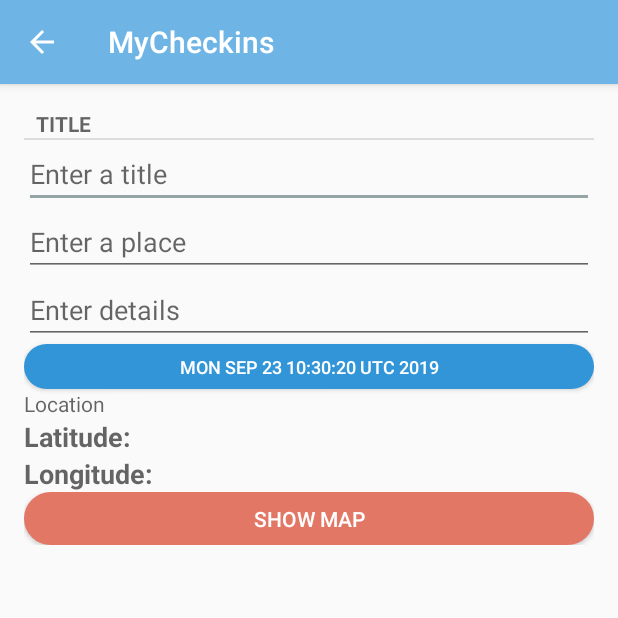
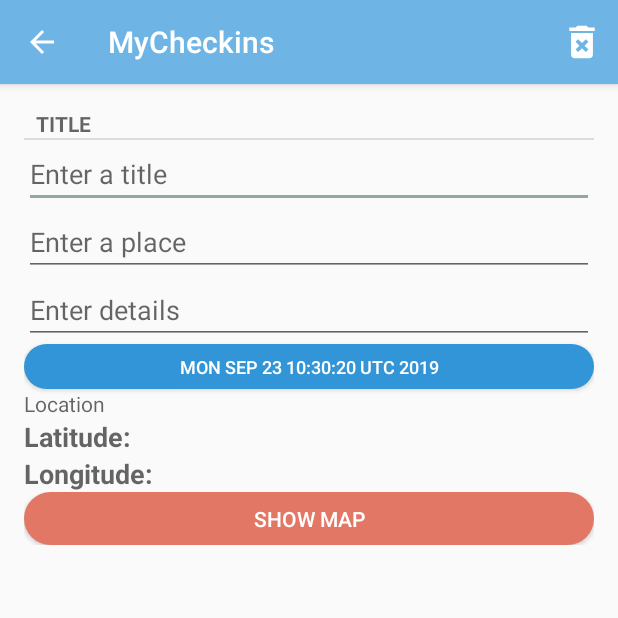
Before and after one commit to usc-h-f015/MyCheckins, an Android app: the Check_inListFragment screen opened directly, with no data from a screen before it, after a tap on an icon or button, on a phone screen of 412 x 824 dp, the top half of it. Run offline under Robolectric (Android 15) with nearby library versions, the phone set to English and light mode, and no system bars; Roboto replaces fonts that are not available here; 3 other taps on this screen came first.

Commit message:
Delete Check_in Record working

```diff
--- a/app/src/main/java/android/bignerdranch/mycheckins/Check_in.java
+++ b/app/src/main/java/android/bignerdranch/mycheckins/Check_in.java
@@ -20,6 +20,7 @@ public class Check_in {
     private String mLatitude;
     private String mLongitude;
     private Button mShowLocation;
+
 
     public Check_in() {
         mId = UUID.randomUUID();
@@ -90,4 +91,6 @@ public class Check_in {
         mShare = share;
     }
 
+
+
 }
--- a/app/src/main/java/android/bignerdranch/mycheckins/Check_inLab.java
+++ b/app/src/main/java/android/bignerdranch/mycheckins/Check_inLab.java
@@ -1,7 +1,7 @@
 package android.bignerdranch.mycheckins;
 
 import android.content.Context;
-import android.widget.LinearLayout;
+
 
 import java.util.ArrayList;
 import java.util.List;
@@ -37,4 +37,8 @@ public class Check_inLab {
         }
         return null;
     }
+
+    public void removeCheck_in(Check_in check_in) {
+        mCheckins.remove(check_in);
+    }
 }
--- a/app/src/main/java/android/bignerdranch/mycheckins/Check_inListFragment.java
+++ b/app/src/main/java/android/bignerdranch/mycheckins/Check_inListFragment.java
@@ -1,8 +1,6 @@
 package android.bignerdranch.mycheckins;
 
 import android.content.Intent;
-import android.graphics.Typeface;
-import android.location.LocationManager;
 import android.os.Bundle;
 import android.view.LayoutInflater;
 import android.view.Menu;
@@ -10,9 +8,7 @@ import android.view.MenuInflater;
 import android.view.MenuItem;
 import android.view.View;
 import android.view.ViewGroup;
-import android.widget.Button;
 import android.widget.TextView;
-import android.widget.Toast;
 
 import androidx.appcompat.app.AppCompatActivity;
 import androidx.fragment.app.Fragment;
@@ -77,13 +73,6 @@ public class Check_inListFragment extends Fragment {
                 mSubtitleVisible = !mSubtitleVisible; getActivity().invalidateOptionsMenu();
                 updateSubtitle();
                 return true;
- /*           case R.id.help:
-                Check_in help = new Check_in();
-                Check_inLab.get(getActivity()).addCheck_in(help);
-                Intent helpIintent = MainActivity
-                        .newIntent(getActivity(), help.getId());
-                startActivity(helpIintent);
-                return true;*/
             default:
                 return super.onOptionsItemSelected(item);
 
@@ -140,9 +129,6 @@ public class Check_inListFragment extends Fragment {
         }
         @Override
         public void onClick(View view) {
-            /*Toast.makeText(getActivity(),
-                    mCheck_in.getTitle() + " clicked!", Toast.LENGTH_SHORT)
-                    .show();*/
             Intent intent = MainActivity.newIntent(getActivity(), mCheck_in.getId());
             startActivity(intent);
         }
--- a/app/src/main/java/android/bignerdranch/mycheckins/Check_in_Fragment.java
+++ b/app/src/main/java/android/bignerdranch/mycheckins/Check_in_Fragment.java
@@ -5,15 +5,12 @@ import android.annotation.TargetApi;
 import android.app.Activity;
 import android.app.AlertDialog;
 import android.app.Service;
-import android.content.Context;
 import android.content.DialogInterface;
 import android.content.Intent;
-import android.content.pm.PackageManager;
 import android.location.Criteria;
 import android.location.Location;
 import android.location.LocationListener;
 import android.location.LocationManager;
-import android.net.Uri;
 import android.os.Build;
 import android.os.Bundle;
 import android.provider.Settings;
@@ -21,31 +18,23 @@ import android.text.Editable;
 import android.text.TextWatcher;
 import android.util.Log;
 import android.view.LayoutInflater;
+import android.view.Menu;
+import android.view.MenuInflater;
+import android.view.MenuItem;
 import android.view.View;
 import android.view.ViewGroup;
 import android.widget.Button;
 import android.widget.EditText;
 import android.widget.TextView;
 
-import androidx.core.content.ContextCompat;
 import androidx.fragment.app.Fragment;
-import androidx.fragment.app.FragmentActivity;
 import androidx.fragment.app.FragmentManager;
-import androidx.fragment.app.FragmentTransaction;
 
-import com.google.android.gms.maps.CameraUpdateFactory;
-import com.google.android.gms.maps.GoogleMap;
-import com.google.android.gms.maps.MapFragment;
-import com.google.android.gms.maps.model.LatLng;
-import com.google.android.gms.maps.model.MarkerOptions;
 
-import java.text.DateFormat;
 import java.util.ArrayList;
 import java.util.Date;
-import java.util.Map;
 import java.util.UUID;
 
-import static java.lang.String.*;
 
 public class Check_in_Fragment extends Fragment implements LocationListener{
     private static final String ARG_CHECK_IN_ID = "check_in_id";
@@ -87,7 +76,9 @@ public class Check_in_Fragment extends Fragment implements LocationListener{
 
     @Override
     public void onCreate(Bundle savedInstanceState) {
+
         super.onCreate(savedInstanceState);
+        setHasOptionsMenu(true);
         UUID check_inId = (UUID) getArguments().getSerializable(ARG_CHECK_IN_ID);
         mCheck_in = Check_inLab.get(getActivity()).getCheck_in(check_inId);
     }
@@ -258,6 +249,29 @@ public class Check_in_Fragment extends Fragment implements LocationListener{
         }
         return v;
     }
+    @Override
+    public void onCreateOptionsMenu(Menu menu, MenuInflater inflater) {
+        super.onCreateOptionsMenu(menu, inflater);
+
+        inflater.inflate(R.menu.fragment_check_in, menu);
+    }
+
+    @Override
+    public boolean onOptionsItemSelected(MenuItem item) {
+        switch (item.getItemId()) {
+            case R.id.menu_item_delete_check_in:
+
+                Check_inLab.get(getActivity()).removeCheck_in(mCheck_in);
+                //                Intent intent = new Intent(getActivity(), CrimeListActivity.class);
+                //                startActivity(intent);
+                getActivity().finish();
+                return true;
+
+            default:
+                return super.onOptionsItemSelected(item);
+
+        }
+    }
 
 
     @Override
@@ -278,12 +292,12 @@ public class Check_in_Fragment extends Fragment implements LocationListener{
 
 
         }
-    private void updateLocation(){
+    /*private void updateLocation(){
         tvLatitude.setText(Double.toString(loc.getLatitude()));
         tvLongitude.setText(Double.toString(loc.getLongitude()));
 
 
-    }
+    }*/
 
 
     @Override
--- /dev/null
+++ b/app/src/main/res/drawable-anydpi/ic_action_delete.xml
@@ -0,0 +1,13 @@
+<vector xmlns:android="http://schemas.android.com/apk/res/android"
+    android:width="24dp"
+    android:height="24dp"
+    android:viewportWidth="19.8"
+    android:viewportHeight="19.8"
+    android:tint="#FFFFFF">
+  <group android:translateX="-2.1"
+      android:translateY="-2.1">
+      <path
+          android:fillColor="#FF000000"
+          android:pathData="M6,19c0,1.1 0.9,2 2,2h8c1.1,0 2,-0.9 2,-2L18,7L6,7v12zM8.46,11.88l1.41,-1.41L12,12.59l2.12,-2.12 1.41,1.41L13.41,14l2.12,2.12 -1.41,1.41L12,15.41l-2.12,2.12 -1.41,-1.41L10.59,14l-2.13,-2.12zM15.5,4l-1,-1h-5l-1,1L5,4v2h14L19,4z"/>
+  </group>
+</vector>
--- a/app/src/main/res/layout/activity_fragment.xml
+++ b/app/src/main/res/layout/activity_fragment.xml
@@ -1,4 +1,5 @@
 <?xml version="1.0" encoding="utf-8"?>
+
 
 <FrameLayout xmlns:android="http://schemas.android.com/apk/res/android"
     android:id="@+id/fragment_container"
@@ -24,4 +25,5 @@
             android:text="Help"></Button-->
 
     </LinearLayout>
+
 </FrameLayout>
--- a/app/src/main/res/layout/fragment_check_in.xml
+++ b/app/src/main/res/layout/fragment_check_in.xml
@@ -6,6 +6,8 @@
     xmlns:app="http://schemas.android.com/apk/res-auto"
     android:layout_margin="16dp"
     android:orientation="vertical">
+
+
 
     <TextView
         style="?android:listSeparatorTextViewStyle"
--- /dev/null
+++ b/app/src/main/res/menu/fragment_check_in.xml
@@ -0,0 +1,10 @@
+<?xml version="1.0" encoding="utf-8"?>
+<menu xmlns:android="http://schemas.android.com/apk/res/android"
+    xmlns:app="http://schemas.android.com/apk/res-auto">
+    <item
+    android:id="@+id/menu_item_delete_check_in"
+    android:icon="@drawable/ic_action_delete"
+    android:title="@string/delete_check_in"
+    app:showAsAction="ifRoom" />
+
+</menu>
--- a/app/src/main/res/menu/fragment_check_in_list.xml
+++ b/app/src/main/res/menu/fragment_check_in_list.xml
@@ -14,5 +14,10 @@
         android:id="@+id/help"
         android:title="@string/help"
         app:showAsAction="ifRoom"/>
+    --/--/item
+        android:id="@+id/menu_item_delete_check_in"
+        android:icon="@drawable/ic_action_delete"
+        android:title="@string/delete_check_in"
+        app:showAsAction="ifRoom" /-->
 
 </menu>
--- a/app/src/main/res/values/strings.xml
+++ b/app/src/main/res/values/strings.xml
@@ -15,7 +15,7 @@
     <string name="help">help</string>
     <string name="hide_check_ins">Hide Check-ins</string>
     <string name="subtitle_format">%1$d records</string>
-    <string name="remove_check_in">remove check_in</string>
+    <string name="delete_check_in">Delete Check in</string>
     <string name="normal_map">Normal Map</string>
     <string name="hybrid_map">Hybrid Map</string>
     <string name="satellite_map">Satellite Map</string>
```
Also changed, not shown: app/src/main/java/android/bignerdranch/mycheckins/MapGoogle.java (+1 -9 lines), app/src/main/res/drawable-hdpi/ic_action_delete.png (added), app/src/main/res/drawable-mdpi/ic_action_delete.png (added), app/src/main/res/drawable-xhdpi/ic_action_delete.png (added), app/src/main/res/drawable-xxhdpi/ic_action_delete.png (added).
